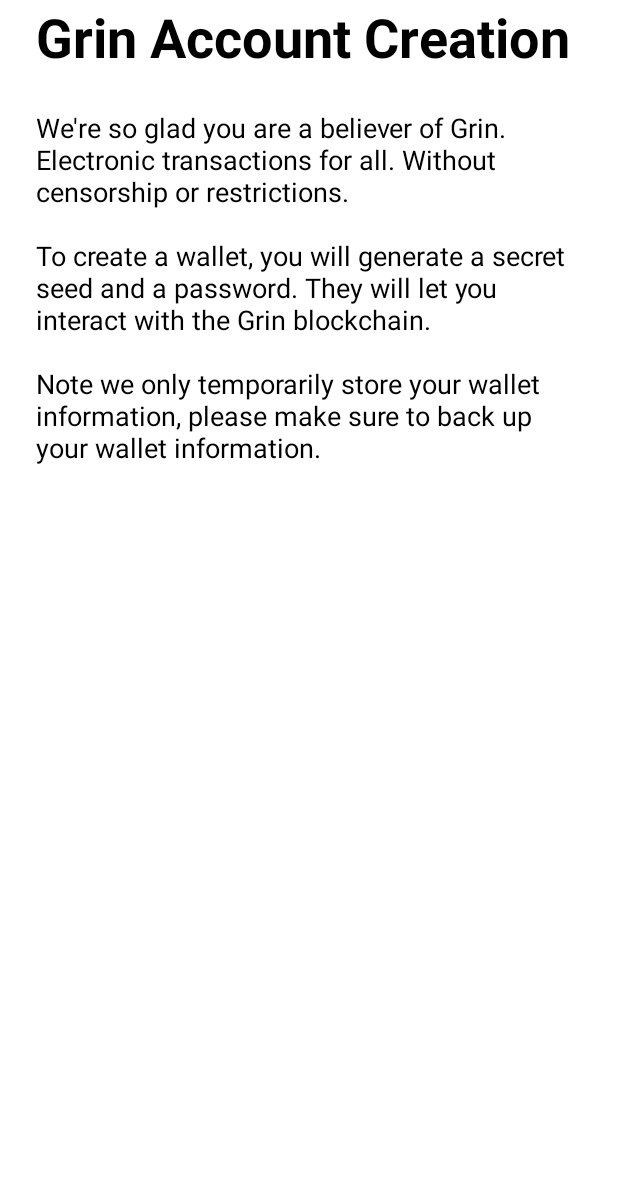
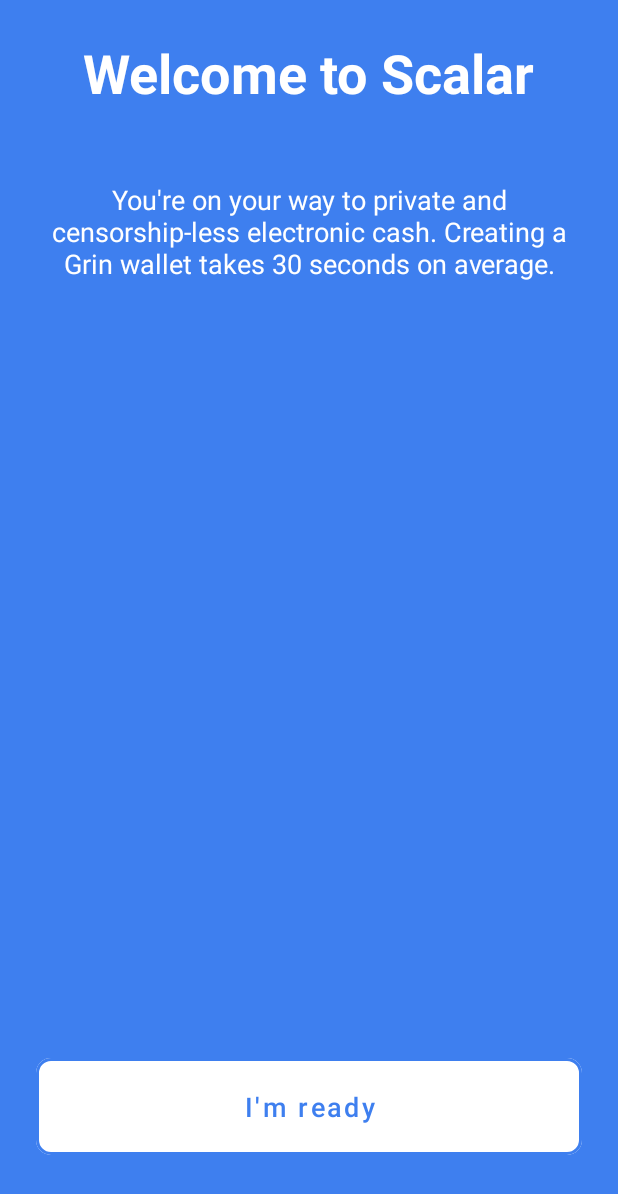
Before and after one commit to grin-wallet/scalar, an Android app: the CreateAccountActivity screen opened directly, with no data from a screen before it, on a phone screen of 412 x 824 dp. Shown: the top 1194 px of the screen. Run offline under Robolectric (Android 15) with nearby library versions, the phone set to English and light mode, and no system bars.

Commit message:
Create wallet ui (#12)
* Adjust minor style problems

* Simplify first Wallet creation screen

* Add blue tint to ready check mark

```diff
--- a/app/src/main/res/layout/activity_create_account.xml
+++ b/app/src/main/res/layout/activity_create_account.xml
@@ -4,25 +4,37 @@
     android:layout_width="match_parent"
     android:layout_height="match_parent"
     android:orientation="vertical"
+    android:background="@color/colorAccent"
+    android:paddingBottom="48dp"
     tools:context=".ui.creation.CreateAccountActivity">
 
     <TextView
         android:layout_width="wrap_content"
         android:layout_height="wrap_content"
         android:text="@string/create_account_title"
-        style="@style/TitleText" />
+        style="@style/TitleText"
+        android:layout_gravity="center"
+        android:textColor="@color/white"/>
 
     <TextView
         android:layout_width="wrap_content"
         android:layout_height="wrap_content"
         android:text="@string/create_account_intro"
+        android:textColor="@color/white"
+        android:gravity="center"
         style="@style/RegularTextView" />
+
+    <View
+        android:layout_width="wrap_content"
+        android:layout_height="0dp"
+        android:visibility="invisible"
+        android:layout_weight="1"/>
 
     <Button
         android:id="@+id/createWalletButton"
         android:layout_width="match_parent"
         android:layout_height="wrap_content"
         android:text="@string/ready"
-        style="@style/PrimaryButton" />
+        style="@style/AlternatePrimaryButton" />
 
 </LinearLayout>
--- a/app/src/main/res/layout/activity_login.xml
+++ b/app/src/main/res/layout/activity_login.xml
@@ -23,7 +23,10 @@
     <TextView
         android:layout_width="wrap_content"
         android:layout_height="wrap_content"
-        style="@style/TitleText"
+        android:textSize="@dimen/title"
+        android:fontFamily="@font/inter_bold"
+        android:layout_marginLeft="@dimen/margin"
+        android:layout_marginRight="@dimen/margin"
         android:text="@string/welcome" />
 
     <TextView
@@ -46,6 +49,6 @@
         android:layout_height="wrap_content"
         android:text="@string/import_wallet"
         style="@style/AlternatePrimaryButton"
-        android:layout_marginTop="@dimen/margin"/>
+        android:layout_marginTop="12dp"/>
 
 </LinearLayout>
--- a/app/src/main/res/layout/fragment_create_ready.xml
+++ b/app/src/main/res/layout/fragment_create_ready.xml
@@ -12,6 +12,7 @@
         android:layout_height="96dp"
         android:layout_margin="@dimen/margin"
         android:src="@drawable/ic_check_circle_black_24dp"
+        android:tint="@color/colorAccent"
         android:contentDescription="@string/check_mark" />
 
     <TextView
--- a/app/src/main/res/values/strings.xml
+++ b/app/src/main/res/values/strings.xml
@@ -8,12 +8,9 @@
     <string name="description_wallet">Send and receive Grin.\nThe easy way.</string>
 
     <!-- Create Account -->
-    <string name="create_account_title">Grin Account Creation</string>
-    <string name="create_account_intro">We\'re so glad you are a believer of Grin. Electronic
-        transactions for all. Without censorship or restrictions.\n\nTo create a wallet, you will
-        generate a secret seed and a password. They will let you interact with the Grin blockchain.
-        \n\nNote we only temporarily store your wallet information, please make sure to back up your
-        wallet information.
+    <string name="create_account_title">Welcome to Scalar</string>
+    <string name="create_account_intro">You\'re on your way to private and censorship-less
+        electronic cash. Creating a Grin wallet takes 30 seconds on average.
     </string>
     <string name="recovery_phrase_title">Recovery Phrase</string>
     <string name="recovery_phrase_description">A recovery phrase is a series of 15 easy to remember
--- a/app/src/main/res/values/styles.xml
+++ b/app/src/main/res/values/styles.xml
@@ -32,6 +32,7 @@
         <item name="cornerRadius">10dp</item>
         <item name="strokeColor">@color/colorAccent</item>
         <item name="strokeWidth">2dp</item>
+        <item name="backgroundTint">@color/white</item>
     </style>
 
     <style name="ActionButton" parent="Widget.MaterialComponents.Button.UnelevatedButton">
@@ -51,8 +52,7 @@
         <item name="android:textSize">@dimen/title</item>
         <item name="android:font">@font/inter_bold</item>
         <item name="android:textStyle">bold</item>
-        <item name="android:layout_marginRight">@dimen/margin</item>
-        <item name="android:layout_marginLeft">@dimen/margin</item>
+        <item name="android:layout_margin">@dimen/margin</item>
     </style>
 
     <style name="WalletBalance">
```
